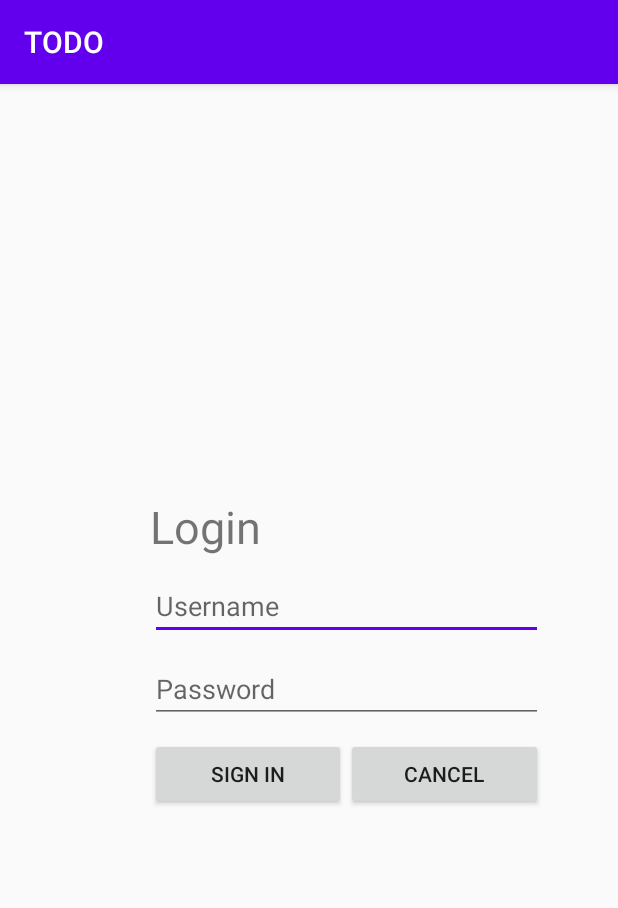
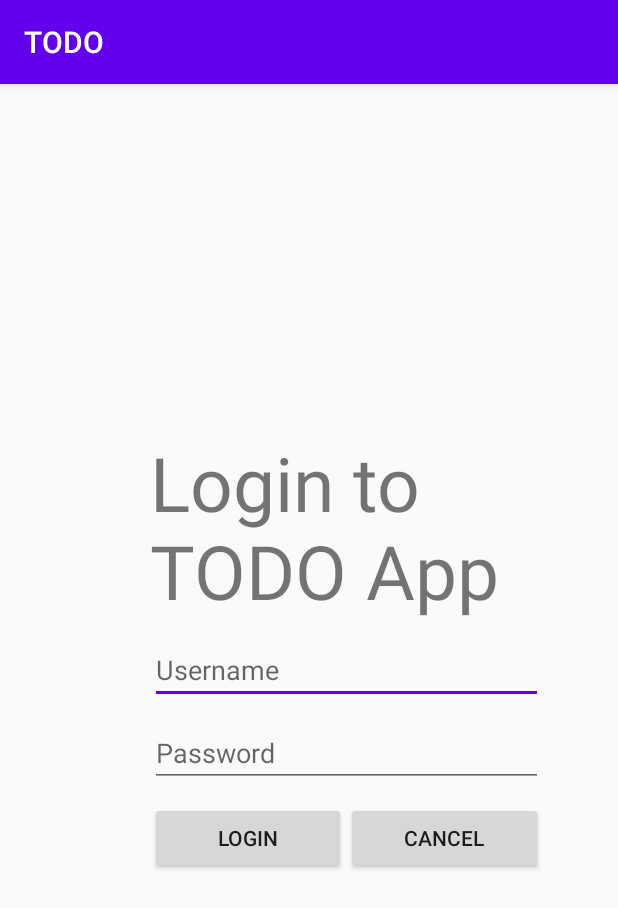
Before and after one commit to samiksharupakheti/Finalapp, an Android app: the screen it shows after launch (LoginActivity), on a phone screen of 412 x 824 dp. Shown: the top 908 px of the screen. Run offline under Robolectric (Android 15) with nearby library versions, the phone set to English and light mode, and no system bars.

Commit message:
adding all the login functionality

```diff
--- a/app/src/main/res/layout/activity_login.xml
+++ b/app/src/main/res/layout/activity_login.xml
@@ -7,7 +7,9 @@
     android:layout_marginStart="50dp"
     android:layout_marginLeft="50dp"
     android:layout_marginBottom="10dp"
-    tools:context=".LoginActivity">
+    tools:context=".LoginActivity"
+
+    >
 
     <LinearLayout
         android:layout_width="0dp"
@@ -25,8 +27,8 @@
             android:layout_marginLeft="50dp"
             android:layout_marginBottom="10dp"
             android:layout_weight="1"
-            android:text="@string/login_login"
-            android:textSize="30sp" />
+            android:text="Login to TODO App "
+            android:textSize="50sp" />
 
         <EditText
             android:id="@+id/splash_txt_username"
@@ -56,6 +58,7 @@
             android:layout_width="match_parent"
             android:layout_height="wrap_content"
             android:layout_marginLeft="50dp"
+
             android:layout_marginRight="50dp"
             android:layout_weight="1"
             android:orientation="horizontal">
@@ -64,15 +67,17 @@
                 android:id="@+id/splash_btn_submit"
                 android:layout_width="wrap_content"
                 android:layout_height="wrap_content"
-                android:layout_weight="1"
-                android:text="@string/login_signin" />
+                android:layout_weight="5"
+                android:text="login" />
 
             <Button
                 android:id="@+id/splash_btn_cancel"
                 android:layout_width="wrap_content"
                 android:layout_height="wrap_content"
-                android:layout_weight="1"
+                android:layout_weight="5"
                 android:text="@string/login_cancel" />
         </LinearLayout>
     </LinearLayout>
 </androidx.constraintlayout.widget.ConstraintLayout>
+
+    <!--    can also use match parent in place of fill parent above in lines 5 and 6 here, goal is to define width or height of view in full screen-->
--- a/app/src/main/res/layout/activity_main.xml
+++ b/app/src/main/res/layout/activity_main.xml
@@ -19,9 +19,9 @@
         android:layout_width="wrap_content"
         android:layout_height="wrap_content"
         android:layout_gravity="bottom|right"
-        android:layout_marginRight="40dp"
+        android:layout_marginRight="35dp"
 
-        android:layout_marginBottom="40dp"
+        android:layout_marginBottom="80dp"
         android:src="@drawable/ic_add_new_todo"
         />
 
```
